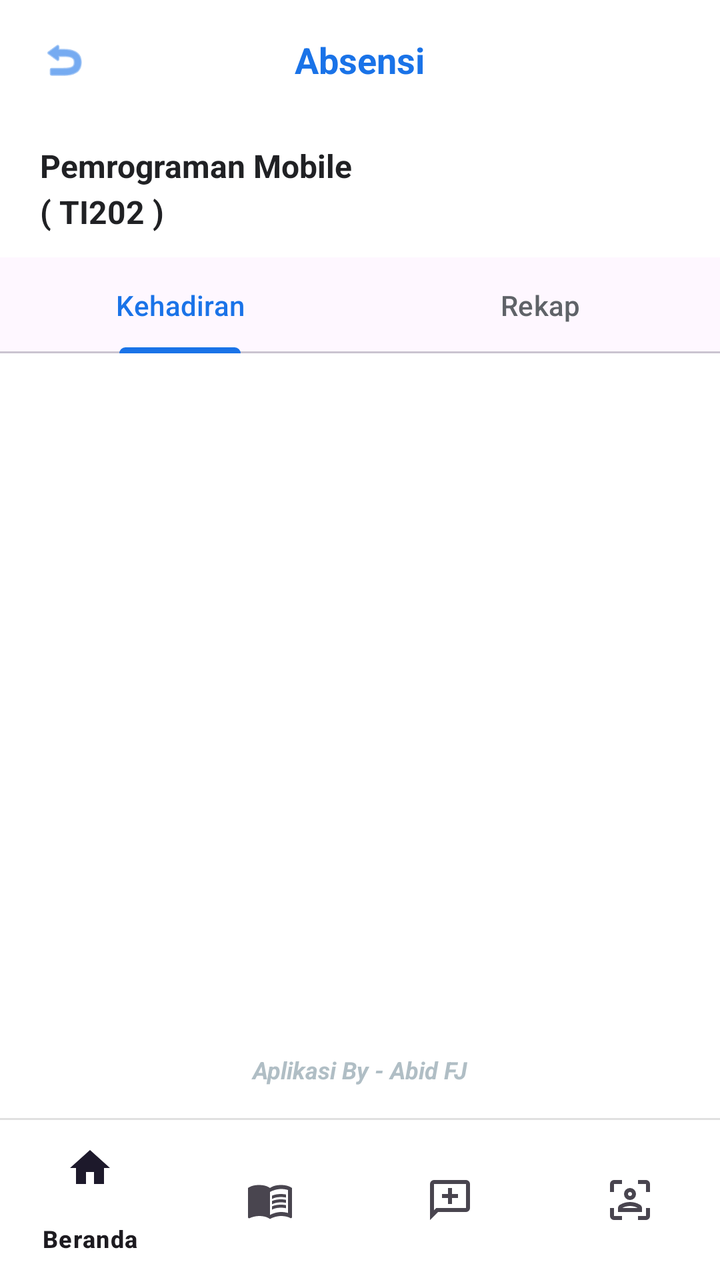
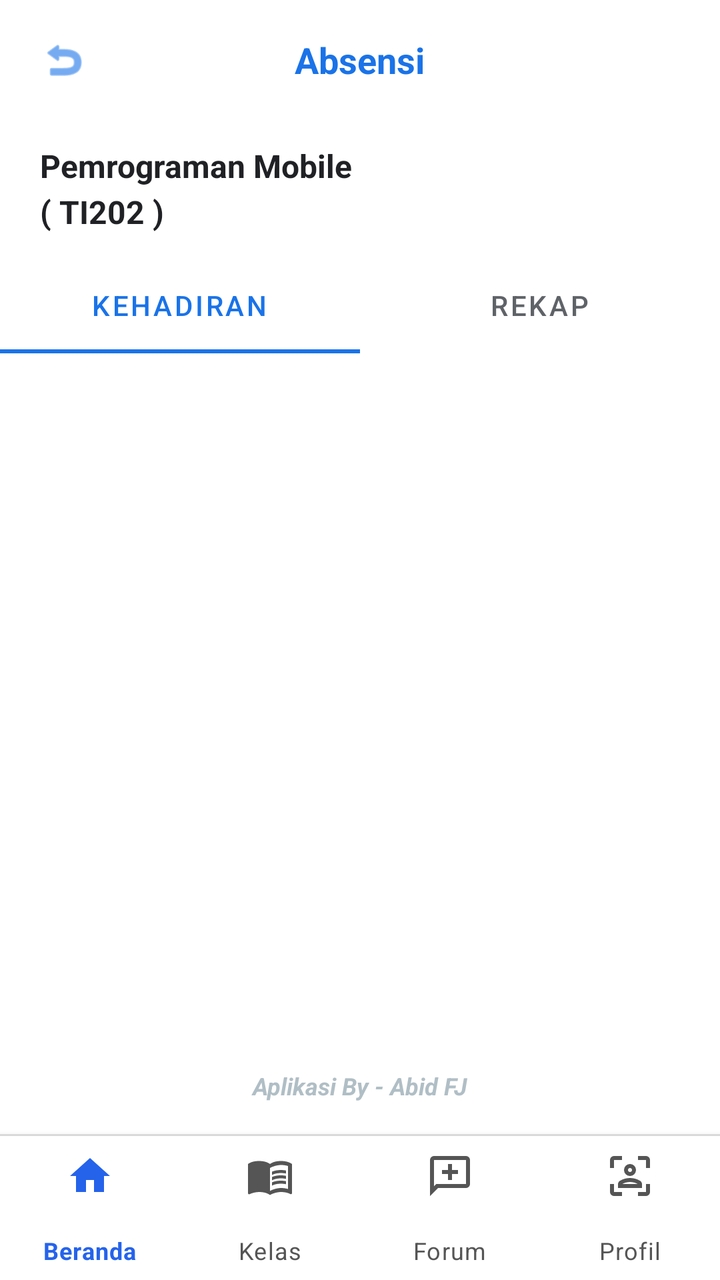

Two renders of the same Android screen: before a commit and after it. Below are the layout's source before the change and the commit's diff.
<!-- AndroidManifest.xml: application theme Theme.JawaAkademik -->
<!-- res/layout/activity_absensi.xml -->
<?xml version="1.0" encoding="utf-8"?>
<LinearLayout xmlns:android="http://schemas.android.com/apk/res/android"
    xmlns:app="http://schemas.android.com/apk/res-auto"
    android:layout_width="match_parent"
    android:layout_height="match_parent"
    android:orientation="vertical"
    android:background="@android:color/white">

    <RelativeLayout
        android:layout_width="match_parent"
        android:layout_height="60dp"
        android:paddingHorizontal="20dp">
        <ImageView
            android:id="@+id/btnBackAbsensi"
            android:layout_width="24dp"
            android:layout_height="24dp"
            android:layout_centerVertical="true"
            android:src="@android:drawable/ic_menu_revert"
            app:tint="#1a73e8"/>
        <TextView
            android:layout_width="wrap_content"
            android:layout_height="wrap_content"
            android:layout_centerInParent="true"
            android:text="Absensi"
            android:textColor="#1a73e8"
            android:textSize="18sp"
            android:textStyle="bold" />
    </RelativeLayout>

    <LinearLayout
        android:layout_width="match_parent"
        android:layout_height="wrap_content"
        android:orientation="vertical"
        android:paddingHorizontal="20dp"
        android:paddingVertical="12dp">
        <TextView
            android:layout_width="wrap_content"
            android:layout_height="wrap_content"
            android:text="Pemrograman Mobile\n( TI202 )"
            android:textColor="#202124"
            android:textSize="16sp"
            android:textStyle="bold"
            android:lineSpacingExtra="4dp"/>
    </LinearLayout>

    <com.google.android.material.tabs.TabLayout
        android:layout_width="match_parent"
        android:layout_height="wrap_content"
        app:tabIndicatorColor="#1a73e8"
        app:tabSelectedTextColor="#1a73e8"
        app:tabTextColor="#5F6368">
        <com.google.android.material.tabs.TabItem
            android:layout_width="wrap_content"
            android:layout_height="wrap_content"
            android:text="Kehadiran" />
        <com.google.android.material.tabs.TabItem
            android:layout_width="wrap_content"
            android:layout_height="wrap_content"
            android:text="Rekap" />
    </com.google.android.material.tabs.TabLayout>

    <androidx.recyclerview.widget.RecyclerView
        android:id="@+id/rvAbsensi"
        android:layout_width="match_parent"
        android:layout_height="0dp"
        android:layout_weight="1"
        android:paddingTop="8dp"/>

    <TextView
        android:layout_width="match_parent"
        android:layout_height="wrap_content"
        android:text="Aplikasi By - Abid FJ"
        android:textAlignment="center"
        android:textColor="#B0BEC5"
        android:textSize="12sp"
        android:textStyle="italic|bold"
        android:padding="16dp" />
    <View
        android:layout_width="match_parent"
        android:layout_height="1dp"
        android:background="#E0E0E0" />

    <com.google.android.material.bottomnavigation.BottomNavigationView
        android:id="@+id/bottomNav"
        android:layout_width="match_parent"
        android:layout_height="wrap_content"
        android:background="@android:color/white"
        app:menu="@menu/bottom_nav_menu" />

</LinearLayout>
<!-- resources referenced by this layout -->
<resources>
  <style name="Theme.JawaAkademik" parent="Base.Theme.JawaAkademik" />
  <style name="Base.Theme.JawaAkademik" parent="Theme.Material3.DayNight.NoActionBar">
          
          
      </style>
</resources>

<!-- the commit's change to res/layout/activity_absensi.xml (unified diff, before → after) -->
@@ -64,7 +64,9 @@
         android:layout_width="match_parent"
         android:layout_height="0dp"
         android:layout_weight="1"
-        android:paddingTop="8dp"/>
+        android:clipToPadding="false"
+        android:paddingTop="8dp"
+        android:paddingBottom="16dp" />
 
     <TextView
         android:layout_width="match_parent"
@@ -82,9 +84,9 @@
 
     <com.google.android.material.bottomnavigation.BottomNavigationView
         android:id="@+id/bottomNav"
+        style="@style/Widget_JawaAkademik_BottomNavigation"
         android:layout_width="match_parent"
-        android:layout_height="wrap_content"
-        android:background="@android:color/white"
+        android:layout_height="72dp"
         app:menu="@menu/bottom_nav_menu" />
 
 </LinearLayout>
<!-- resource entries referenced after the edit -->
@@ -1,9 +1,21 @@
 <!-- resources referenced by this layout -->
 <resources>
-  <style name="Theme.JawaAkademik" parent="Base.Theme.JawaAkademik" />
-  <style name="Base.Theme.JawaAkademik" parent="Theme.Material3.DayNight.NoActionBar">
-          
-          
+  <style name="Widget_JawaAkademik_BottomNavigation" parent="Widget.MaterialComponents.BottomNavigationView">
+          <item name="android:background">@color/white</item>
+          <item name="android:minHeight">72dp</item>
+          <item name="backgroundTint">@color/white</item>
+          <item name="itemHorizontalTranslationEnabled">false</item>
+          <item name="itemIconTint">@color/bottom_nav_item_color</item>
+          <item name="itemTextColor">@color/bottom_nav_item_color</item>
+          <item name="labelVisibilityMode">labeled</item>
       </style>
+  <style name="Theme.JawaAkademik" parent="Theme.MaterialComponents.DayNight.NoActionBar">
+          <item name="colorPrimary">@color/blue_primary</item>
+          <item name="android:statusBarColor">?attr/colorSurface</item>
+          <item name="android:navigationBarColor">?attr/colorSurface</item>
+          <item name="android:windowLightStatusBar">true</item>
+      </style>
+  <color name="white">#FFFFFF</color>
+  <color name="blue_primary">#2563EB</color>
 </resources>
 
